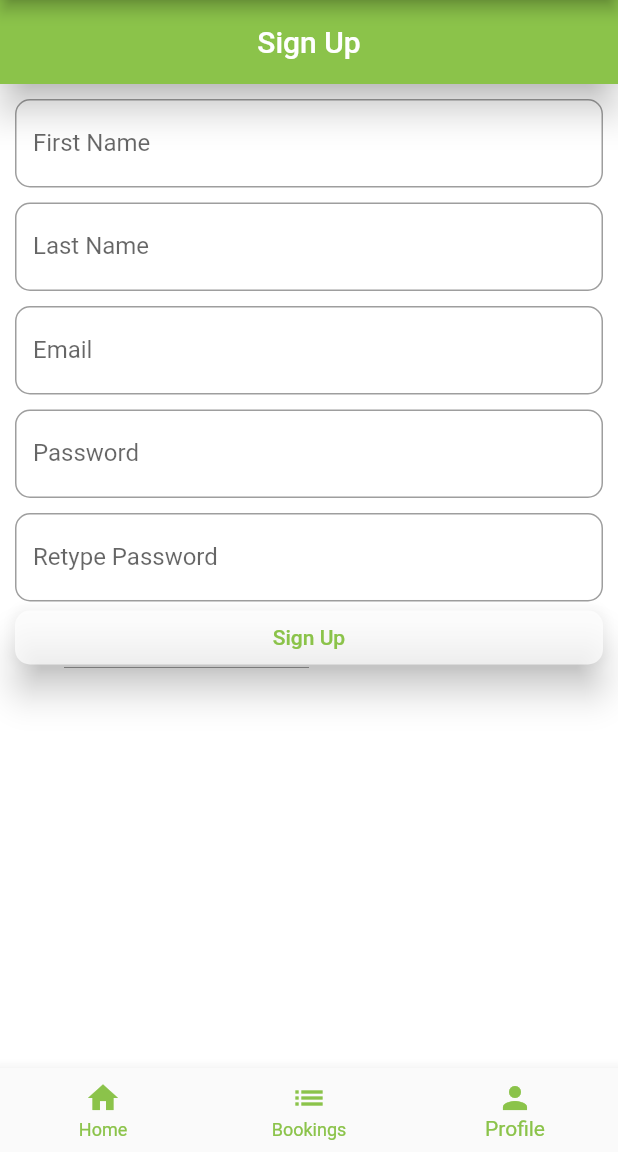
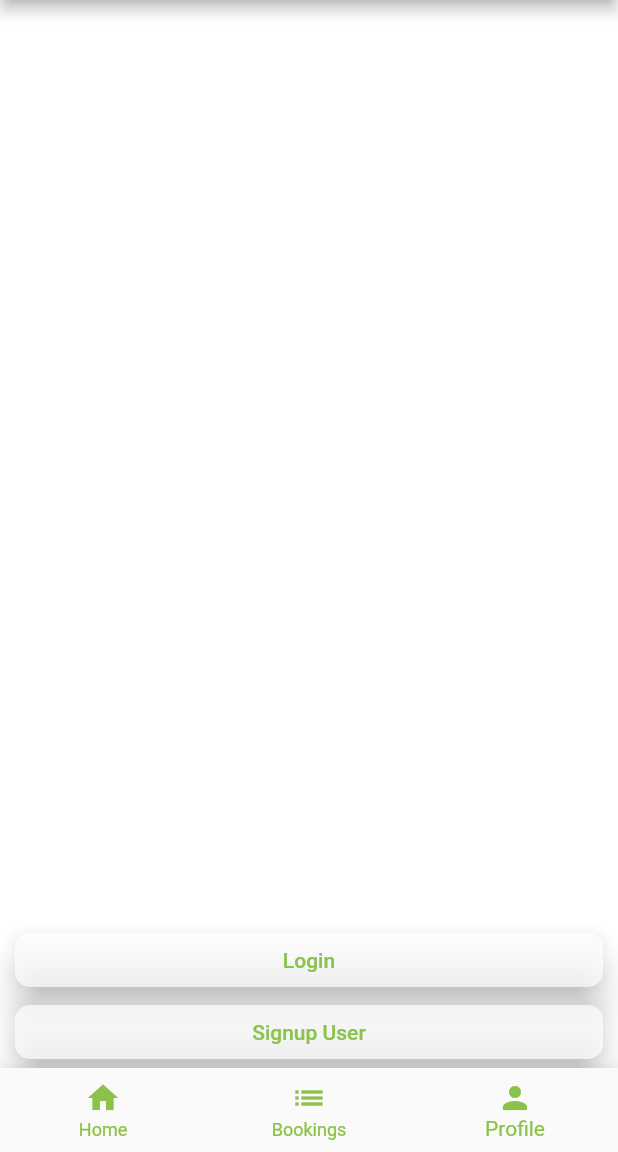
Before and after one commit to pemangodup/E-Bus-Ticketing, a Flutter app: the screen it shows after launch, item 3 of the bottom bar chosen, on a phone screen of 412 x 824 dp, the part 84-1236 px from its top. Run offline on Flutter 3.47's test engine with Material 2 defaults, Android fonts, the phone set to English and light mode, and no system bars; our stand-ins replace firebase_auth, firebase_core; accounts and stored records are empty.

Commit message:
login feature

```diff
--- a/lib/main.dart
+++ b/lib/main.dart
@@ -1,3 +1,4 @@
+import 'package:ebusticketing/view/profile_page.dart';
 import 'package:flutter/material.dart';
 import 'package:ebusticketing/view/home_page.dart';
 import 'package:firebase_core/firebase_core.dart';
@@ -12,7 +13,11 @@ class MyApp extends StatelessWidget {
   @override
   Widget build(BuildContext context) {
     return MaterialApp(
-      home: HomePage(),
+      initialRoute: 'home',
+      routes: {
+        'home': (context) => HomePage(),
+        'profilePage': (context) => Profile(),
+      },
     );
   }
 }
--- a/lib/view/home_page.dart
+++ b/lib/view/home_page.dart
@@ -30,7 +30,8 @@ class _HomePageState extends State<HomePage> {
     }
 
     return Scaffold(
-      appBar: AppBar(
+      appBar: new AppBar(
+
         backgroundColor: Colors.lightGreen,
         title: Text(
             'eBusTicketing'
--- /dev/null
+++ b/lib/view/profile_login_signup.dart
@@ -0,0 +1,71 @@
+import 'package:ebusticketing/view/login.dart';
+import 'package:ebusticketing/view/sign_up.dart';
+import 'package:flutter/material.dart';
+import 'package:firebase_auth/firebase_auth.dart';
+
+
+
+
+class LoginSignup extends StatefulWidget {
+  @override
+  _SignUpState createState() => _SignUpState();
+}
+
+class _SignUpState extends State<LoginSignup> {
+  String firstName, lastName, email, password, retypePassword;
+
+
+  final FirebaseAuth auth = FirebaseAuth.instance;
+
+  @override
+  Widget build(BuildContext context) {
+
+    return Scaffold(
+      backgroundColor: Colors.white,
+      body: SafeArea(
+        child: Container(
+          color: Colors.white,
+          padding: EdgeInsets.only(top: 10.0, left: 10.0, right: 10.0),
+          child: Column(
+            crossAxisAlignment: CrossAxisAlignment.stretch,
+            mainAxisAlignment: MainAxisAlignment.end,
+            children: <Widget>[
+              RaisedButton(
+                elevation: 10,
+                onPressed: () {
+                  Navigator.push(context, MaterialPageRoute(
+                    builder: (context) => LoginPage(),
+                  ));
+                },
+                color: Colors.white70,
+                child: Text(
+                  'Login',
+                ),
+                shape: RoundedRectangleBorder(
+                  borderRadius: BorderRadius.circular(10.0),
+                ),
+                textColor: Colors.lightGreen,
+              ),
+              SizedBox(width: 10.0,),
+              RaisedButton(
+                elevation: 10,
+                onPressed: () {
+                  Navigator.push(context, MaterialPageRoute(builder: (context) => SignUp(),));
+                },
+                color: Colors.white70,
+                child: Text(
+                  'Signup User',
+                ),
+                shape: RoundedRectangleBorder(
+                  borderRadius: BorderRadius.circular(10.0),
+                ),
+                textColor: Colors.lightGreen,
+              ),
+            ],
+          ),
+        ),
+      ),
+    );
+  }
+
+}
--- a/lib/view/profile_page.dart
+++ b/lib/view/profile_page.dart
@@ -1,4 +1,4 @@
-import 'package:ebusticketing/view/sign_up.dart';
+import 'package:ebusticketing/view/profile_login_signup.dart';
 import 'package:flutter/material.dart';
 import 'package:firebase_auth/firebase_auth.dart' as auth;
 
@@ -38,12 +38,14 @@ class _ProfileState extends State<Profile> {
     return Container(
       color: Colors.white,
       child: Container(
-        child: loggedInUser == null ? SignUp(): Container(
+        child: loggedInUser == null ? LoginSignup(): Container(
           child: Column(
             crossAxisAlignment: CrossAxisAlignment.stretch,
             children: <Widget>[
               Expanded(child: Text('${loggedInUser.email}')),
               RaisedButton(
+                child: Text('Logout'),
+                color: Colors.lightGreen,
                 onPressed: () {
                   loggedOut();
                 },
@@ -55,12 +57,11 @@ class _ProfileState extends State<Profile> {
     );
   }
 
-
-
-
+  // for logout purpose
   Future<void> loggedOut() async{
     await _auth.signOut();
-    Navigator.push(context, MaterialPageRoute(builder: (context) => Profile(),));
+    Navigator.pushNamedAndRemoveUntil(context, 'home', (route) => false);
+    //Navigator.push(context, MaterialPageRoute(builder: (context) => HomePage(),));
   }
 
 
--- a/lib/view/sign_up.dart
+++ b/lib/view/sign_up.dart
@@ -1,4 +1,3 @@
-import 'package:ebusticketing/view/profile_page.dart';
 import 'package:flutter/material.dart';
 import 'package:firebase_auth/firebase_auth.dart';
 
@@ -102,9 +101,7 @@ class _SignUpState extends State<SignUp> {
                   try {
                     final newUser = await _auth.createUserWithEmailAndPassword(email: email, password: password);
                     if(newUser != null){
-                      Navigator.push(context, MaterialPageRoute(
-                        builder: (context) => Profile(),
-                      ));
+                      Navigator.pushNamedAndRemoveUntil(context, 'home', (route) => false);
                     }
                   }catch(e){
                     print(e);
```
Also changed, not shown: lib/view/booking_list.dart (+6 -1 lines), lib/view/login.dart (added, +86 -0 lines).
